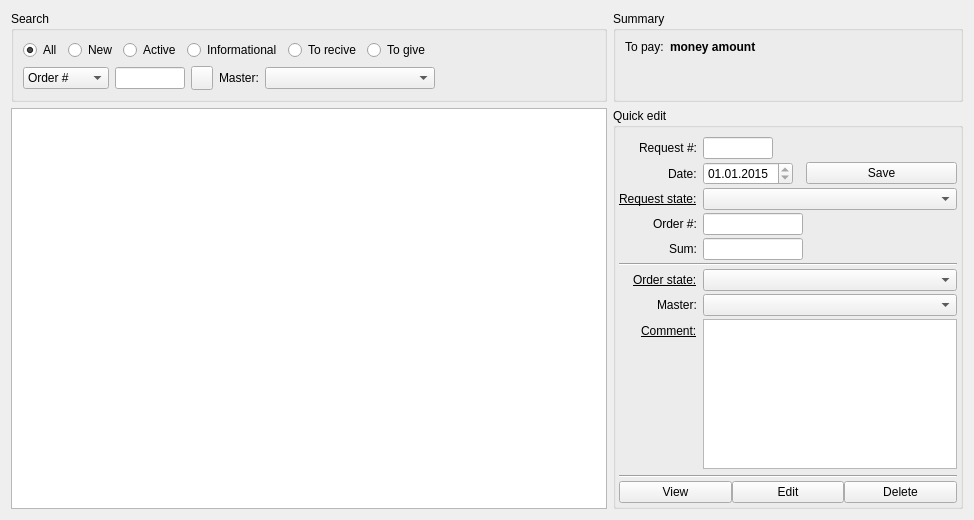
This is RepairCenter/partswidgetstorekeeper.ui in Feo-d-oR/YARC as Qt 5 draws it before an edit. The edited form follows.
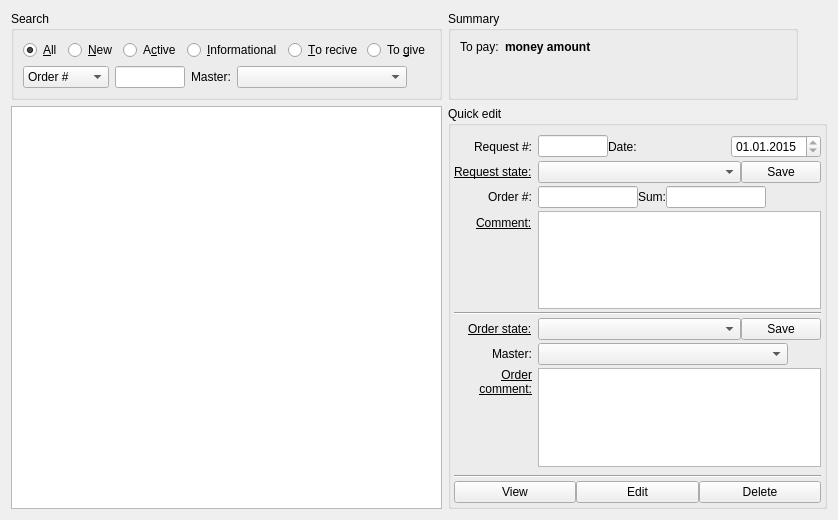
This is the edited form. Icons and pictures are not drawn.

Commit message: Fixed->Every timestamp now with actual time Improved->All date fields now read-only, except when you fill handwritten documents Improved->Config files renamed, default config included in distribution Improved->Order 'comment' field now up to 1024 characters Modified->'Search by field' buttons removed, just hit 'Enter' Modified->Now only admin can delete orders Fixed->Alphabetical sorting in 'Order state' comboboxes Improved->'Settings','Edit order', 'Give order' dialogues now always on top (tested only in KDE) Added->Order operations history

```diff
--- a/RepairCenter/partswidgetstorekeeper.ui
+++ b/RepairCenter/partswidgetstorekeeper.ui
@@ -6,14 +6,77 @@
    <rect>
     <x>0</x>
     <y>0</y>
-    <width>974</width>
-    <height>500</height>
+    <width>838</width>
+    <height>520</height>
    </rect>
   </property>
   <property name="windowTitle">
    <string>Form</string>
   </property>
   <layout class="QGridLayout" name="gridLayout">
+   <item row="1" column="0">
+    <widget class="QTableView" name="tview">
+     <property name="frameShape">
+      <enum>QFrame::StyledPanel</enum>
+     </property>
+     <property name="frameShadow">
+      <enum>QFrame::Sunken</enum>
+     </property>
+     <property name="lineWidth">
+      <number>1</number>
+     </property>
+     <property name="editTriggers">
+      <set>QAbstractItemView::NoEditTriggers</set>
+     </property>
+     <property name="selectionMode">
+      <enum>QAbstractItemView::SingleSelection</enum>
+     </property>
+     <property name="selectionBehavior">
+      <enum>QAbstractItemView::SelectRows</enum>
+     </property>
+     <property name="horizontalScrollMode">
+      <enum>QAbstractItemView::ScrollPerPixel</enum>
+     </property>
+     <property name="sortingEnabled">
+      <bool>true</bool>
+     </property>
+     <attribute name="horizontalHeaderVisible">
+      <bool>false</bool>
+     </attribute>
+    </widget>
+   </item>
+   <item row="0" column="1">
+    <widget class="QGroupBox" name="groupBox_3">
+     <property name="maximumSize">
+      <size>
+       <width>350</width>
+       <height>16777215</height>
+      </size>
+     </property>
+     <property name="title">
+      <string>Summary</string>
+     </property>
+     <layout class="QFormLayout" name="formLayout_2">
+      <item row="0" column="0">
+       <widget class="QLabel" name="label_10">
+        <property name="text">
+         <string>To pay:</string>
+        </property>
+       </widget>
+      </item>
+      <item row="0" column="1">
+       <widget class="QLabel" name="lToPay">
+        <property name="text">
+         <string>&lt;html&gt;&lt;head/&gt;&lt;body&gt;&lt;p&gt;&lt;span style=&quot; font-size:9pt; font-weight:600;&quot;&gt;money amount&lt;/span&gt;&lt;/p&gt;&lt;/body&gt;&lt;/html&gt;</string>
+        </property>
+        <property name="textFormat">
+         <enum>Qt::RichText</enum>
+        </property>
+       </widget>
+      </item>
+     </layout>
+    </widget>
+   </item>
    <item row="0" column="0">
     <widget class="QGroupBox" name="groupBox_2">
      <property name="title">
@@ -25,7 +88,7 @@
         <item>
          <widget class="QRadioButton" name="rbAll">
           <property name="text">
-           <string>All</string>
+           <string>&amp;All</string>
           </property>
           <property name="checked">
            <bool>true</bool>
@@ -35,35 +98,35 @@
         <item>
          <widget class="QRadioButton" name="rbNew">
           <property name="text">
-           <string>New</string>
+           <string>&amp;New</string>
           </property>
          </widget>
         </item>
         <item>
          <widget class="QRadioButton" name="rbActive">
           <property name="text">
-           <string>Active</string>
+           <string>A&amp;ctive</string>
           </property>
          </widget>
         </item>
         <item>
          <widget class="QRadioButton" name="rbInfo">
           <property name="text">
-           <string>Informational</string>
+           <string>&amp;Informational</string>
           </property>
          </widget>
         </item>
         <item>
          <widget class="QRadioButton" name="rbRecieve">
           <property name="text">
-           <string>To recive</string>
+           <string>&amp;To recive</string>
           </property>
          </widget>
         </item>
         <item>
          <widget class="QRadioButton" name="rbGive">
           <property name="text">
-           <string>To give</string>
+           <string>To &amp;give</string>
           </property>
          </widget>
         </item>
@@ -112,35 +175,9 @@
             <height>16777215</height>
            </size>
           </property>
-         </widget>
-        </item>
-        <item>
-         <widget class="QPushButton" name="searchbyfield">
-          <property name="sizePolicy">
-           <sizepolicy hsizetype="Fixed" vsizetype="Fixed">
-            <horstretch>22</horstretch>
-            <verstretch>24</verstretch>
-           </sizepolicy>
-          </property>
-          <property name="minimumSize">
-           <size>
-            <width>22</width>
-            <height>24</height>
-           </size>
-          </property>
-          <property name="maximumSize">
-           <size>
-            <width>22</width>
-            <height>24</height>
-           </size>
-          </property>
-          <property name="text">
+          <property name="inputMask">
            <string/>
           </property>
-          <property name="icon">
-           <iconset resource="Icons.qrc">
-            <normaloff>:/icons/icons/find.png</normaloff>:/icons/icons/find.png</iconset>
-          </property>
          </widget>
         </item>
         <item>
@@ -178,37 +215,6 @@
      </layout>
     </widget>
    </item>
-   <item row="1" column="0">
-    <widget class="QTableView" name="tview">
-     <property name="frameShape">
-      <enum>QFrame::StyledPanel</enum>
-     </property>
-     <property name="frameShadow">
-      <enum>QFrame::Sunken</enum>
-     </property>
-     <property name="lineWidth">
-      <number>1</number>
-     </property>
-     <property name="editTriggers">
-      <set>QAbstractItemView::NoEditTriggers</set>
-     </property>
-     <property name="selectionMode">
-      <enum>QAbstractItemView::SingleSelection</enum>
-     </property>
-     <property name="selectionBehavior">
-      <enum>QAbstractItemView::SelectRows</enum>
-     </property>
-     <property name="horizontalScrollMode">
-      <enum>QAbstractItemView::ScrollPerPixel</enum>
-     </property>
-     <property name="sortingEnabled">
-      <bool>true</bool>
-     </property>
-     <attribute name="horizontalHeaderVisible">
-      <bool>false</bool>
-     </attribute>
-    </widget>
-   </item>
    <item row="1" column="1">
     <widget class="QGroupBox" name="groupBox">
      <property name="sizePolicy">
@@ -217,9 +223,15 @@
        <verstretch>0</verstretch>
       </sizepolicy>
      </property>
+     <property name="minimumSize">
+      <size>
+       <width>355</width>
+       <height>0</height>
+      </size>
+     </property>
      <property name="maximumSize">
       <size>
-       <width>350</width>
+       <width>450</width>
        <height>16777215</height>
       </size>
      </property>
@@ -274,29 +286,12 @@
          </widget>
         </item>
         <item>
-         <spacer name="horizontalSpacer">
-          <property name="orientation">
-           <enum>Qt::Horizontal</enum>
+         <widget class="QLabel" name="label_6">
+          <property name="text">
+           <string>Date:</string>
           </property>
-          <property name="sizeHint" stdset="0">
-           <size>
-            <width>40</width>
-            <height>20</height>
-           </size>
-          </property>
-         </spacer>
+         </widget>
         </item>
-       </layout>
-      </item>
-      <item row="2" column="0">
-       <widget class="QLabel" name="label_6">
-        <property name="text">
-         <string>Date:</string>
-        </property>
-       </widget>
-      </item>
-      <item row="2" column="1">
-       <layout class="QHBoxLayout" name="horizontalLayout_5">
         <item>
          <widget class="QDateEdit" name="eDate">
           <property name="maximumSize">
@@ -330,61 +325,64 @@
           </property>
          </widget>
         </item>
-        <item>
-         <spacer name="horizontalSpacer_5">
-          <property name="orientation">
-           <enum>Qt::Horizontal</enum>
-          </property>
-          <property name="sizeType">
-           <enum>QSizePolicy::Maximum</enum>
-          </property>
-          <property name="sizeHint" stdset="0">
-           <size>
-            <width>13</width>
-            <height>20</height>
-           </size>
-          </property>
-         </spacer>
-        </item>
-        <item>
-         <widget class="QPushButton" name="bSubmit">
-          <property name="text">
-           <string>Save</string>
-          </property>
-          <property name="icon">
-           <iconset>
-            <normalon>:/icons/icons/page_save.png</normalon>
-           </iconset>
-          </property>
-         </widget>
-        </item>
        </layout>
       </item>
-      <item row="4" column="0">
+      <item row="3" column="0">
        <widget class="QLabel" name="label_3">
         <property name="text">
          <string>&lt;html&gt;&lt;head/&gt;&lt;body&gt;&lt;p&gt;&lt;span style=&quot; text-decoration: underline;&quot;&gt;Request state:&lt;/span&gt;&lt;/p&gt;&lt;/body&gt;&lt;/html&gt;</string>
         </property>
        </widget>
       </item>
-      <item row="4" column="1">
-       <widget class="QComboBox" name="eRequestState">
-        <property name="minimumSize">
-         <size>
-          <width>170</width>
-          <height>0</height>
-         </size>
-        </property>
-       </widget>
+      <item row="3" column="1">
+       <layout class="QHBoxLayout" name="horizontalLayout_7">
+        <item>
+         <widget class="QComboBox" name="eRequestState">
+          <property name="sizePolicy">
+           <sizepolicy hsizetype="MinimumExpanding" vsizetype="Fixed">
+            <horstretch>0</horstretch>
+            <verstretch>0</verstretch>
+           </sizepolicy>
+          </property>
+          <property name="minimumSize">
+           <size>
+            <width>170</width>
+            <height>0</height>
+           </size>
+          </property>
+          <property name="maximumSize">
+           <size>
+            <width>250</width>
+            <height>16777215</height>
+           </size>
+          </property>
+          <property name="sizeAdjustPolicy">
+           <enum>QComboBox::AdjustToContents</enum>
+          </property>
+         </widget>
+        </item>
+        <item>
+         <widget class="QPushButton" name="bSubmit">
+          <property name="text">
+           <string>Save</string>
+          </property>
+          <property name="icon">
+           <iconset>
+            <normalon>:/icons/icons/page_save.png</normalon>
+           </iconset>
+          </property>
+         </widget>
+        </item>
+       </layout>
       </item>
-      <item row="6" column="0">
+      <item row="5" column="0">
        <widget class="QLabel" name="label_2">
         <property name="text">
          <string>Order #:</string>
         </property>
        </widget>
       </item>
-      <item row="6" column="1">
+      <item row="5" column="1">
        <layout class="QHBoxLayout" name="horizontalLayout_2">
         <item>
          <widget class="QLineEdit" name="eOrderId">
@@ -394,6 +392,12 @@
             <verstretch>0</verstretch>
            </sizepolicy>
           </property>
+          <property name="minimumSize">
+           <size>
+            <width>50</width>
+            <height>0</height>
+           </size>
+          </property>
           <property name="maximumSize">
            <size>
             <width>100</width>
@@ -405,6 +409,29 @@
           </property>
          </widget>
         </item>
+        <item alignment="Qt::AlignRight">
+         <widget class="QLabel" name="label">
+          <property name="text">
+           <string>Sum:</string>
+          </property>
+         </widget>
+        </item>
+        <item>
+         <widget class="QLineEdit" name="eSumm">
+          <property name="minimumSize">
+           <size>
+            <width>50</width>
+            <height>0</height>
+           </size>
+          </property>
+          <property name="maximumSize">
+           <size>
+            <width>100</width>
+            <height>16777215</height>
+           </size>
+          </property>
+         </widget>
+        </item>
         <item>
          <spacer name="horizontalSpacer_2">
           <property name="orientation">
@@ -420,64 +447,154 @@
         </item>
        </layout>
       </item>
-      <item row="8" column="0" colspan="2">
+      <item row="7" column="0">
+       <widget class="QLabel" name="label_5">
+        <property name="text">
+         <string>&lt;html&gt;&lt;head/&gt;&lt;body&gt;&lt;p&gt;&lt;span style=&quot; text-decoration: underline;&quot;&gt;Comment:&lt;/span&gt;&lt;/p&gt;&lt;/body&gt;&lt;/html&gt;</string>
+        </property>
+       </widget>
+      </item>
+      <item row="7" column="1">
+       <widget class="QPlainTextEdit" name="eComment">
+        <property name="sizePolicy">
+         <sizepolicy hsizetype="Expanding" vsizetype="MinimumExpanding">
+          <horstretch>0</horstretch>
+          <verstretch>0</verstretch>
+         </sizepolicy>
+        </property>
+        <property name="minimumSize">
+         <size>
+          <width>0</width>
+          <height>50</height>
+         </size>
+        </property>
+        <property name="maximumSize">
+         <size>
+          <width>16777215</width>
+          <height>150</height>
+         </size>
+        </property>
+       </widget>
+      </item>
+      <item row="9" column="0" colspan="2">
        <widget class="Line" name="line">
         <property name="orientation">
          <enum>Qt::Horizontal</enum>
         </property>
        </widget>
       </item>
-      <item row="9" column="0">
+      <item row="10" column="0">
        <widget class="QLabel" name="label_4">
         <property name="text">
          <string>&lt;html&gt;&lt;head/&gt;&lt;body&gt;&lt;p&gt;&lt;span style=&quot; text-decoration: underline;&quot;&gt;Order state:&lt;/span&gt;&lt;/p&gt;&lt;/body&gt;&lt;/html&gt;</string>
         </property>
        </widget>
       </item>
-      <item row="9" column="1">
-       <widget class="QComboBox" name="eOrderState">
-        <property name="minimumSize">
-         <size>
-          <width>170</width>
-          <height>0</height>
-         </size>
-        </property>
-       </widget>
+      <item row="10" column="1">
+       <layout class="QHBoxLayout" name="horizontalLayout_5">
+        <item>
+         <widget class="QComboBox" name="eOrderState">
+          <property name="sizePolicy">
+           <sizepolicy hsizetype="Fixed" vsizetype="Preferred">
+            <horstretch>0</horstretch>
+            <verstretch>0</verstretch>
+           </sizepolicy>
+          </property>
+          <property name="minimumSize">
+           <size>
+            <width>170</width>
+            <height>0</height>
+           </size>
+          </property>
+          <property name="maximumSize">
+           <size>
+            <width>250</width>
+            <height>16777215</height>
+           </size>
+          </property>
+          <property name="sizeAdjustPolicy">
+           <enum>QComboBox::AdjustToContentsOnFirstShow</enum>
+          </property>
+          <property name="minimumContentsLength">
+           <number>400</number>
+          </property>
+         </widget>
+        </item>
+        <item>
+         <widget class="QPushButton" name="bSubmitOrder">
+          <property name="text">
+           <string>Save</string>
+          </property>
+          <property name="icon">
+           <iconset>
+            <normalon>:/icons/icons/page_save.png</normalon>
+           </iconset>
+          </property>
+         </widget>
+        </item>
+       </layout>
       </item>
-      <item row="11" column="0">
+      <item row="12" column="0">
        <widget class="QLabel" name="label_8">
         <property name="text">
          <string>Master:</string>
         </property>
        </widget>
       </item>
-      <item row="11" column="1">
+      <item row="12" column="1">
        <widget class="QComboBox" name="eMaster">
         <property name="enabled">
          <bool>true</bool>
         </property>
+        <property name="sizePolicy">
+         <sizepolicy hsizetype="MinimumExpanding" vsizetype="Fixed">
+          <horstretch>170</horstretch>
+          <verstretch>0</verstretch>
+         </sizepolicy>
+        </property>
+        <property name="minimumSize">
+         <size>
+          <width>150</width>
+          <height>0</height>
+         </size>
+        </property>
+        <property name="maximumSize">
+         <size>
+          <width>250</width>
+          <height>16777215</height>
+         </size>
+        </property>
         <property name="editable">
          <bool>false</bool>
         </property>
         <property name="maxVisibleItems">
          <number>11</number>
         </property>
+        <property name="sizeAdjustPolicy">
+         <enum>QComboBox::AdjustToContents</enum>
+        </property>
        </widget>
       </item>
       <item row="13" column="0">
-       <widget class="QLabel" name="label_5">
+       <widget class="QLabel" name="label_11">
         <property name="text">
-         <string>&lt;html&gt;&lt;head/&gt;&lt;body&gt;&lt;p&gt;&lt;span style=&quot; text-decoration: underline;&quot;&gt;Comment:&lt;/span&gt;&lt;/p&gt;&lt;/body&gt;&lt;/html&gt;</string>
+         <string>&lt;html&gt;&lt;head/&gt;&lt;body&gt;&lt;p&gt;&lt;span style=&quot; text-decoration: underline;&quot;&gt;Order&lt;br&gt;comment:&lt;/span&gt;&lt;/p&gt;&lt;/body&gt;&lt;/html&gt;</string>
+        </property>
+        <property name="alignment">
+         <set>Qt::AlignRight|Qt::AlignTop|Qt::AlignTrailing</set>
+        </property>
+        <property name="indent">
+         <number>-1</number>
         </property>
        </widget>
       </item>
       <item row="13" column="1">
-       <widget class="QPlainTextEdit" name="eComment">
-        <property name="sizePolicy">
-         <sizepolicy hsizetype="Expanding" vsizetype="MinimumExpanding">
-          <horstretch>0</horstretch>
-          <verstretch>0</verstretch>
-         </sizepolicy>
+       <widget class="QPlainTextEdit" name="eOrderComment">
+        <property name="minimumSize">
+         <size>
+          <width>0</width>
+          <height>50</height>
+         </size>
         </property>
         <property name="maximumSize">
          <size>
@@ -487,23 +604,30 @@
         </property>
        </widget>
       </item>
-      <item row="14" column="1">
+      <item row="15" column="1">
        <spacer name="verticalSpacer">
         <property name="orientation">
          <enum>Qt::Vertical</enum>
         </property>
         <property name="sizeType">
-         <enum>QSizePolicy::Expanding</enum>
+         <enum>QSizePolicy::MinimumExpanding</enum>
         </property>
         <property name="sizeHint" stdset="0">
          <size>
           <width>20</width>
-          <height>500</height>
+          <height>2</height>
          </size>
         </property>
        </spacer>
       </item>
       <item row="16" column="0" colspan="2">
+       <widget class="Line" name="line_3">
+        <property name="orientation">
+         <enum>Qt::Horizontal</enum>
+        </property>
+       </widget>
+      </item>
+      <item row="17" column="0" colspan="2">
        <layout class="QHBoxLayout" name="horizontalLayout_6">
         <item>
          <widget class="QPushButton" name="bView">
@@ -540,62 +664,6 @@
          </widget>
         </item>
        </layout>
-      </item>
-      <item row="15" column="0" colspan="2">
-       <widget class="Line" name="line_3">
-        <property name="orientation">
-         <enum>Qt::Horizontal</enum>
-        </property>
-       </widget>
-      </item>
-      <item row="7" column="0">
-       <widget class="QLabel" name="label">
-        <property name="text">
-         <string>Sum:</string>
-        </property>
-       </widget>
-      </item>
-      <item row="7" column="1">
-       <widget class="QLineEdit" name="eSumm">
-        <property name="maximumSize">
-         <size>
-          <width>100</width>
-          <height>16777215</height>
-         </size>
-        </property>
-       </widget>
-      </item>
-     </layout>
-    </widget>
-   </item>
-   <item row="0" column="1">
-    <widget class="QGroupBox" name="groupBox_3">
-     <property name="maximumSize">
-      <size>
-       <width>350</width>
-       <height>16777215</height>
-      </size>
-     </property>
-     <property name="title">
-      <string>Summary</string>
-     </property>
-     <layout class="QFormLayout" name="formLayout_2">
-      <item row="0" column="0">
-       <widget class="QLabel" name="label_10">
-        <property name="text">
-         <string>To pay:</string>
-        </property>
-       </widget>
-      </item>
-      <item row="0" column="1">
-       <widget class="QLabel" name="lToPay">
-        <property name="text">
-         <string>&lt;html&gt;&lt;head/&gt;&lt;body&gt;&lt;p&gt;&lt;span style=&quot; font-size:9pt; font-weight:600;&quot;&gt;money amount&lt;/span&gt;&lt;/p&gt;&lt;/body&gt;&lt;/html&gt;</string>
-        </property>
-        <property name="textFormat">
-         <enum>Qt::RichText</enum>
-        </property>
-       </widget>
       </item>
      </layout>
     </widget>
```
The commit also changes 50 other files.
